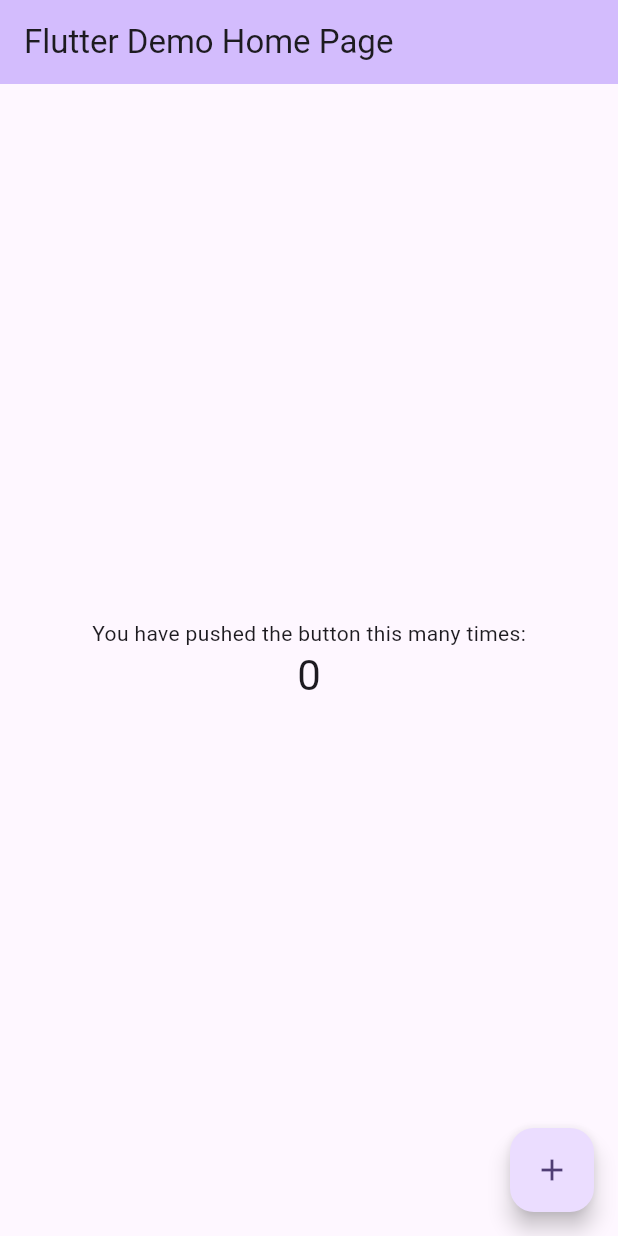
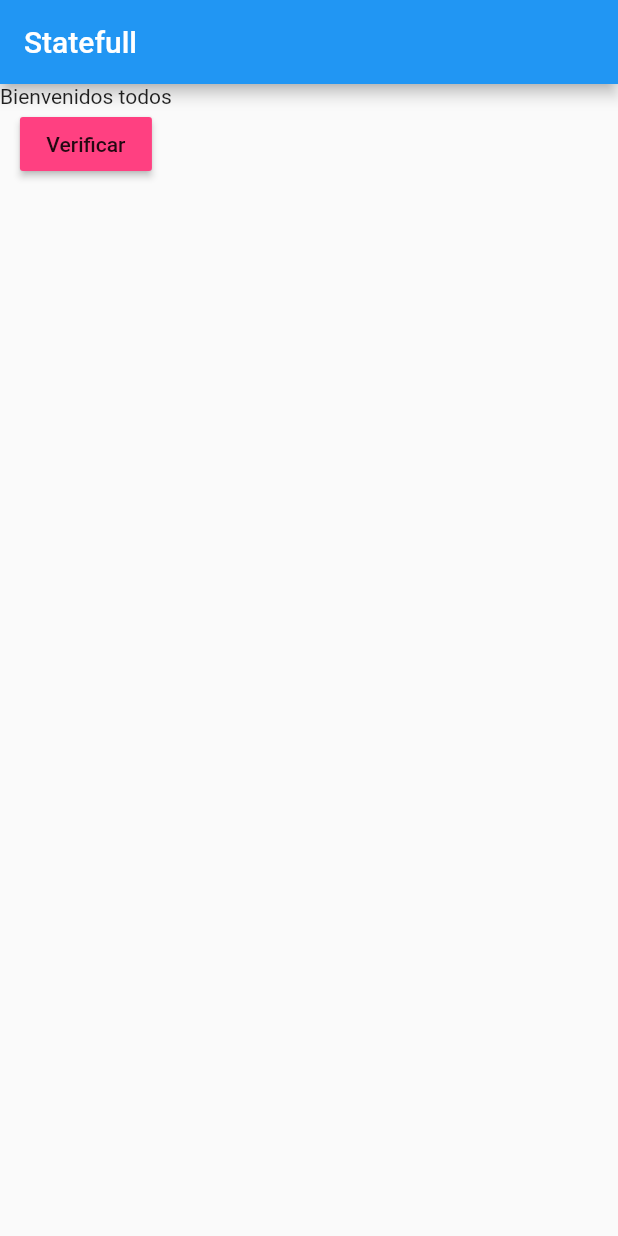
Before and after one commit to MelHerrera/statefull, a Flutter app: the screen it shows after launch, on a phone screen of 412 x 824 dp. Run offline on Flutter 3.47's test engine with Material 2 defaults, Android fonts, the phone set to English and light mode, and no system bars.

Commit message:
statefull example

```diff
--- a/lib/main.dart
+++ b/lib/main.dart
@@ -1,125 +1,93 @@
 import 'package:flutter/material.dart';
 
 void main() {
-  runApp(const MyApp());
+  runApp(const myApp());
 }
 
-class MyApp extends StatelessWidget {
-  const MyApp({super.key});
+class myApp extends StatelessWidget {
+  const myApp({super.key});
 
-  // This widget is the root of your application.
   @override
   Widget build(BuildContext context) {
     return MaterialApp(
-      title: 'Flutter Demo',
-      theme: ThemeData(
-        // This is the theme of your application.
-        //
-        // TRY THIS: Try running your application with "flutter run". You'll see
-        // the application has a blue toolbar. Then, without quitting the app,
-        // try changing the seedColor in the colorScheme below to Colors.green
-        // and then invoke "hot reload" (save your changes or press the "hot
-        // reload" button in a Flutter-supported IDE, or press "r" if you used
-        // the command line to start the app).
-        //
-        // Notice that the counter didn't reset back to zero; the application
-        // state is not lost during the reload. To reset the state, use hot
-        // restart instead.
-        //
-        // This works for code too, not just values: Most code changes can be
-        // tested with just a hot reload.
-        colorScheme: ColorScheme.fromSeed(seedColor: Colors.deepPurple),
-        useMaterial3: true,
-      ),
-      home: const MyHomePage(title: 'Flutter Demo Home Page'),
+      home: myHomePageStateFull(),
     );
   }
 }
 
-class MyHomePage extends StatefulWidget {
-  const MyHomePage({super.key, required this.title});
+class myHomePage extends StatelessWidget {
+  myHomePage({super.key});
+  int edad = 15;
+  String saludo = "Bienvenidos todos";
 
-  // This widget is the home page of your application. It is stateful, meaning
-  // that it has a State object (defined below) that contains fields that affect
-  // how it looks.
+  void botonPresionado(){
+    edad++;
 
-  // This class is the configuration for the state. It holds the values (in this
-  // case the title) provided by the parent (in this case the App widget) and
-  // used by the build method of the State. Fields in a Widget subclass are
-  // always marked "final".
-
-  final String title;
+    if(edad >= 18)
+      saludo = "Bienvenido a la fiesta";
+    else
+      saludo = "Lo siento, no puedes pasar";
+  }
 
   @override
-  State<MyHomePage> createState() => _MyHomePageState();
+  Widget build(BuildContext context) {
+    return Scaffold(
+      appBar: AppBar(
+        title: Text("Statefull"),
+      ),
+      body: Column(
+        //mainAxisAlignment: MainAxisAlignment.center,
+        children: [
+          Text(saludo),
+          MaterialButton(
+              onPressed: botonPresionado,
+            color: Colors.pinkAccent,
+            child: Text("Verificar"),
+          )
+        ],
+      ),
+    );
+  }
 }
 
-class _MyHomePageState extends State<MyHomePage> {
-  int _counter = 0;
+class myHomePageStateFull extends StatefulWidget {
+  const myHomePageStateFull({super.key});
+  @override
+  State<myHomePageStateFull> createState() => _myHomePageStateFullState();
+}
 
-  void _incrementCounter() {
+class _myHomePageStateFullState extends State<myHomePageStateFull> {
+  int edad = 15;
+  String saludo = "Bienvenidos todos";
+
+  void botonPresionado(){
     setState(() {
-      // This call to setState tells the Flutter framework that something has
-      // changed in this State, which causes it to rerun the build method below
-      // so that the display can reflect the updated values. If we changed
-      // _counter without calling setState(), then the build method would not be
-      // called again, and so nothing would appear to happen.
-      _counter++;
+      edad++;
+
+      if(edad >= 18)
+        saludo = "Bienvenido a la fiesta";
+      else
+        saludo = "Lo siento, no puedes pasar";
     });
   }
 
   @override
   Widget build(BuildContext context) {
-    // This method is rerun every time setState is called, for instance as done
-    // by the _incrementCounter method above.
-    //
-    // The Flutter framework has been optimized to make rerunning build methods
-    // fast, so that you can just rebuild anything that needs updating rather
-    // than having to individually change instances of widgets.
     return Scaffold(
       appBar: AppBar(
-        // TRY THIS: Try changing the color here to a specific color (to
-        // Colors.amber, perhaps?) and trigger a hot reload to see the AppBar
-        // change color while the other colors stay the same.
-        backgroundColor: Theme.of(context).colorScheme.inversePrimary,
-        // Here we take the value from the MyHomePage object that was created by
-        // the App.build method, and use it to set our appbar title.
-        title: Text(widget.title),
+        title: Text("Statefull"),
       ),
-      body: Center(
-        // Center is a layout widget. It takes a single child and positions it
-        // in the middle of the parent.
-        child: Column(
-          // Column is also a layout widget. It takes a list of children and
-          // arranges them vertically. By default, it sizes itself to fit its
-          // children horizontally, and tries to be as tall as its parent.
-          //
-          // Column has various properties to control how it sizes itself and
-          // how it positions its children. Here we use mainAxisAlignment to
-          // center the children vertically; the main axis here is the vertical
-          // axis because Columns are vertical (the cross axis would be
-          // horizontal).
-          //
-          // TRY THIS: Invoke "debug painting" (choose the "Toggle Debug Paint"
-          // action in the IDE, or press "p" in the console), to see the
-          // wireframe for each widget.
-          mainAxisAlignment: MainAxisAlignment.center,
-          children: <Widget>[
-            const Text(
-              'You have pushed the button this many times:',
-            ),
-            Text(
-              '$_counter',
-              style: Theme.of(context).textTheme.headlineMedium,
-            ),
-          ],
-        ),
+      body: Column(
+        //mainAxisAlignment: MainAxisAlignment.center,
+        children: [
+          Text(saludo),
+          MaterialButton(
+            onPressed: botonPresionado,
+            color: Colors.pinkAccent,
+            child: Text("Verificar"),
+          )
+        ],
       ),
-      floatingActionButton: FloatingActionButton(
-        onPressed: _incrementCounter,
-        tooltip: 'Increment',
-        child: const Icon(Icons.add),
-      ), // This trailing comma makes auto-formatting nicer for build methods.
     );
   }
 }
```
